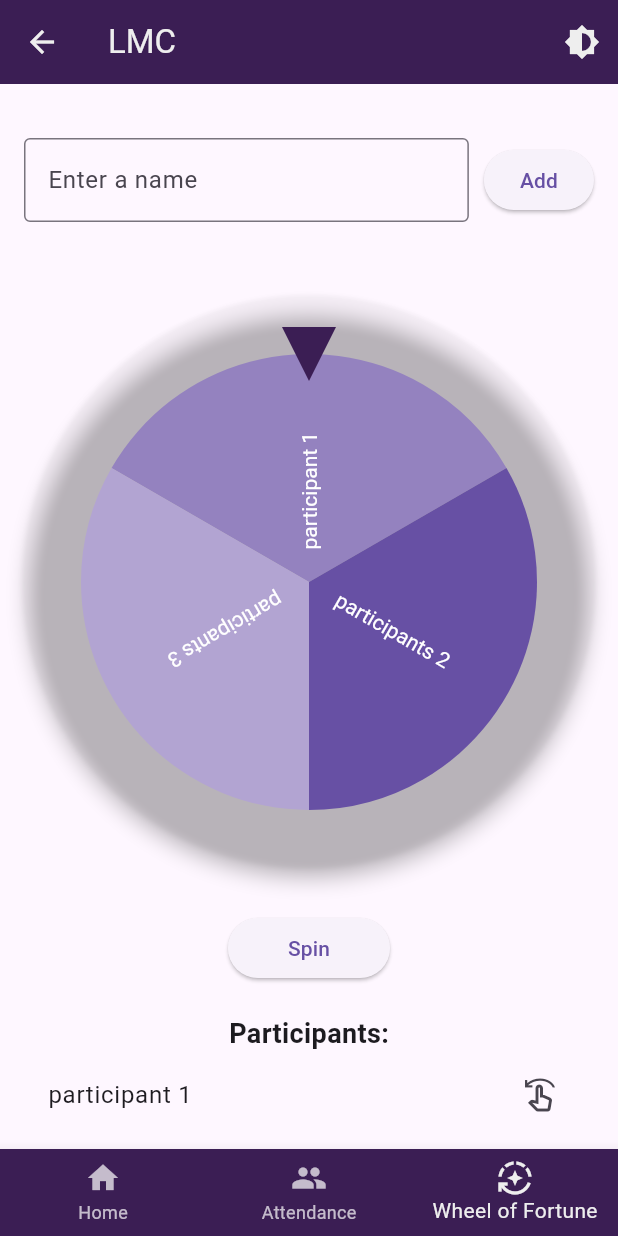
After one commit to mohammad-ziadeh/flutter_masterPiece, a Flutter app: the MainPage screen opened by its route, item 3 of the bottom bar chosen, on a phone screen of 412 x 824 dp. The commit adds this screen. Run offline on Flutter 3.47's test engine with Material 3 defaults, Android fonts, the phone set to English and light mode, and no system bars; drawn by our look-alikes of flutter_fortune_wheel; missing offline and left inert: flame_audio, splash_screen_view.

Commit message:
spinner wheel

```diff
--- a/lib/components/heroSection.dart
+++ b/lib/components/heroSection.dart
@@ -11,10 +11,12 @@ class HeroSection extends StatefulWidget {
 class _HeroSectionState extends State<HeroSection> {
   @override
   Widget build(BuildContext context) {
+    double screenWidth = MediaQuery.of(context).size.width;
+
     return Column(
       children: [
         Statistics(),
-        SizedBox(height: 100),
+        SizedBox(height: 50),
         Row(
           mainAxisAlignment: MainAxisAlignment.center,
           children: [
@@ -47,7 +49,7 @@ class _HeroSectionState extends State<HeroSection> {
                     ),
                   ),
                 ),
-                SizedBox(width: 40),
+                SizedBox(width: screenWidth > 600 ? 100 : 40),
                 Container(
                   margin: EdgeInsets.only(top: 20),
                   child: SizedBox(
--- a/lib/pages/login.dart
+++ b/lib/pages/login.dart
@@ -79,9 +79,7 @@ class _LoginState extends State<Login> {
                           children: [
                             Text(
                               "Don't have an account?",
-                              style: TextStyle(
-                                color: const Color(0xFF3B1E54),
-                              ),
+                              style: TextStyle(color: const Color(0xFF3B1E54)),
                             ),
                             TextButton(
                               onPressed: () {
--- a/lib/pages/mainPage.dart
+++ b/lib/pages/mainPage.dart
@@ -1,6 +1,7 @@
 import 'package:flutter/material.dart';
 import 'package:masterpiece_flutter/components/heroSection.dart';
 import 'package:masterpiece_flutter/pages/attendance.dart';
+import 'package:masterpiece_flutter/pages/spinningWheel.dart';
 
 class MainPage extends StatefulWidget {
   final VoidCallback onToggleTheme;
@@ -14,7 +15,11 @@ class MainPage extends StatefulWidget {
 class _MainPageState extends State<MainPage> {
   int _selectedIndex = 0;
 
-  final List<Widget> _pages = [HeroSection(), Attendance()];
+  final List<Widget> _pages = [
+    HeroSection(),
+    Attendance(),
+    SpinningWheel(),
+  ];
 
   void _onTabSelected(int index) {
     setState(() {
@@ -43,6 +48,10 @@ class _MainPageState extends State<MainPage> {
             icon: Icon(Icons.people),
             label: 'Attendance',
           ),
+          BottomNavigationBarItem(
+            icon: Icon(Icons.auto_mode),
+            label: 'Wheel of Fortune',
+          ),
         ],
         currentIndex: _selectedIndex,
         onTap: _onTabSelected,
--- /dev/null
+++ b/lib/pages/spinningWheel.dart
@@ -0,0 +1,207 @@
+import 'dart:async';
+import 'package:flutter/material.dart';
+import 'package:flutter_fortune_wheel/flutter_fortune_wheel.dart';
+import 'package:flame_audio/flame_audio.dart';
+
+class SpinningWheel extends StatefulWidget {
+  const SpinningWheel({super.key});
+
+  @override
+  State<SpinningWheel> createState() => _SpinningWheelState();
+}
+
+class _SpinningWheelState extends State<SpinningWheel> {
+  final StreamController<int> controller = StreamController<int>.broadcast();
+  int? selectedIndex;
+
+  final TextEditingController nameController = TextEditingController();
+
+  final List<String> students = [
+    'participant 1',
+    'participants 2',
+    'participants 3',
+  ];
+
+  @override
+  void dispose() {
+    controller.close();
+    nameController.dispose();
+    super.dispose();
+  }
+
+  void addStudent() {
+    final newName = nameController.text.trim();
+    if (newName.isNotEmpty && !students.contains(newName)) {
+      setState(() {
+        students.add(newName);
+      });
+      nameController.clear();
+    }
+  }
+
+  @override
+  Widget build(BuildContext context) {
+    return Scaffold(
+      body: SafeArea(
+        child: SingleChildScrollView(
+          child: Padding(
+            padding: const EdgeInsets.all(16.0),
+            child: Column(
+              children: [
+                const SizedBox(height: 20),
+                Row(
+                  children: [
+                    Expanded(
+                      child: TextField(
+                        controller: nameController,
+                        decoration: const InputDecoration(
+                          labelText: 'Enter a name',
+                          border: OutlineInputBorder(),
+                        ),
+                      ),
+                    ),
+                    const SizedBox(width: 10),
+                    ElevatedButton(
+                      onPressed: addStudent,
+                      child: const Text('Add'),
+                    ),
+                  ],
+                ),
+                const SizedBox(height: 40),
+                Center(
+                  child: SizedBox(
+                    width: 400,
+                    height: 400,
+                    child: Material(
+                      color: Colors.transparent,
+                      shape: const CircleBorder(),
+                      elevation: 5,
+                      child: FortuneWheel(
+                        selected: controller.stream,
+                        animateFirst: false,
+                        hapticImpact: HapticImpact.light,
+                        indicators: const [
+                          FortuneIndicator(
+                            alignment: Alignment.topCenter,
+                            child: TriangleIndicator(
+                              color: Color(0xFF3b1e54),
+                              elevation: 5,
+                            ),
+                          ),
+                        ],
+                        items: [
+                          ...students.map(
+                            (student) => FortuneItem(child: Text(student)),
+                          ),
+                        ],
+                        onFling: () {
+                          FlameAudio.play('spin-232536.mp3', volume: 0.8);
+                          selectedIndex = Fortune.randomInt(0, students.length);
+                          controller.add(selectedIndex!);
+                        },
+                        onAnimationEnd: () {
+                          if (selectedIndex != null &&
+                              selectedIndex! < students.length) {
+                            showDialog(
+                              context: context,
+                              builder: (BuildContext context) {
+                                return AlertDialog(
+                                  title: const Text(
+                                    'Result 🎉',
+                                    style: TextStyle(
+                                      fontWeight: FontWeight.bold,
+                                    ),
+                                  ),
+                                  content: Text(
+                                    '${students[selectedIndex!]} has been selected!',
+                                    style: const TextStyle(fontSize: 20),
+                                  ),
+                                  actions: [
+                                    TextButton(
+                                      onPressed:
+                                          () => Navigator.of(context).pop(),
+                                      child: const Text('Done'),
+                                    ),
+                                  ],
+                                );
+                              },
+                            );
+                          }
+                        },
+                      ),
+                    ),
+                  ),
+                ),
+                const SizedBox(height: 20),
+                ElevatedButton(
+                  onPressed: () {
+                    FlameAudio.play('spin-232536.mp3', volume: 0.8);
+                    selectedIndex = Fortune.randomInt(0, students.length);
+                    controller.add(selectedIndex!);
+                  },
+                  style: ElevatedButton.styleFrom(
+                    padding: const EdgeInsets.symmetric(
+                      horizontal: 40,
+                      vertical: 10,
+                    ),
+                  ),
+                  child: const Text('Spin'),
+                ),
+                const SizedBox(height: 20),
+                const Text(
+                  'Participants:',
+                  style: TextStyle(fontSize: 18, fontWeight: FontWeight.bold),
+                ),
+                if (students.length < 3) ...[
+                  const Text(
+                    'The minimum number of participants is 2',
+                    style: TextStyle(color: Colors.red),
+                  ),
+                ],
+                ListView.builder(
+                  shrinkWrap: true,
+                  itemCount: students.length,
+                  itemBuilder: (context, index) {
+                    if (students.length >= 3) {
+                      return Dismissible(
+                        key: Key(students[index]),
+                        direction: DismissDirection.endToStart,
+                        onDismissed: (direction) {
+                          setState(() {
+                            students.removeAt(index);
+                          });
+                          ScaffoldMessenger.of(context).showSnackBar(
+                            SnackBar(
+                              content: Text('Removed ${students[index]}'),
+                              backgroundColor: Colors.red,
+                            ),
+                          );
+                        },
+                        background: Container(
+                          color: Colors.red,
+                          alignment: Alignment.centerRight,
+                          padding: const EdgeInsets.only(right: 20),
+                          child: const Icon(Icons.delete, color: Colors.white),
+                        ),
+                        child: ListTile(
+                          title: Text(students[index]),
+                          trailing: const Icon(Icons.swipe_left_outlined),
+                        ),
+                      );
+                    } else {
+                      return ListTile(
+                        title: Text(students[index]),
+                        trailing: const Icon(Icons.swipe_left_outlined),
+                      );
+                    }
+                  },
+                ),
+                const SizedBox(height: 40),
+              ],
+            ),
+          ),
+        ),
+      ),
+    );
+  }
+}
--- a/lib/splash_screen.dart
+++ b/lib/splash_screen.dart
@@ -11,7 +11,7 @@ class SplashScreen extends StatelessWidget {
       navigateRoute: Login(),
       duration: 8000,
       imageSize: 230,
-      imageSrc: "images/logo.png",
+      imageSrc: "assets/images/logo.png",
       text: "Learning Management Center",
       textType: TextType.ColorizeAnimationText,
       textStyle: TextStyle(fontSize: 30.0, fontWeight: FontWeight.bold),
--- a/pubspec.yaml
+++ b/pubspec.yaml
@@ -35,6 +35,8 @@ dependencies:
   # Use with the CupertinoIcons class for iOS style icons.
   cupertino_icons: ^1.0.8
   http: ^1.0.0
+  flutter_fortune_wheel: ^1.3.2
+  flame_audio: ^2.11.5
 
 dev_dependencies:
   flutter_test:
@@ -62,7 +64,8 @@ flutter:
 
   # To add assets to your application, add an assets section, like this:
   assets:
-    - images/
+    - assets/images/
+    - assets/audio/spin-232536.mp3
   #   - images/a_dot_ham.jpeg
 
   # An image asset can refer to one or more resolution-specific "variants", see
```
Also changed, not shown: lib/components/statistics.dart (+6 -2 lines), lib/components/studentDetails.dart (added, +274 -0 lines), lib/main.dart (+7 -5 lines), lib/pages/students.dart (+14 -9 lines), assets/images/image1.png (renamed from images/image1.png), assets/images/logo.png (renamed from images/logo.png), assets/images/unknowpfp.png (added), pubspec.lock, 6 other files.
